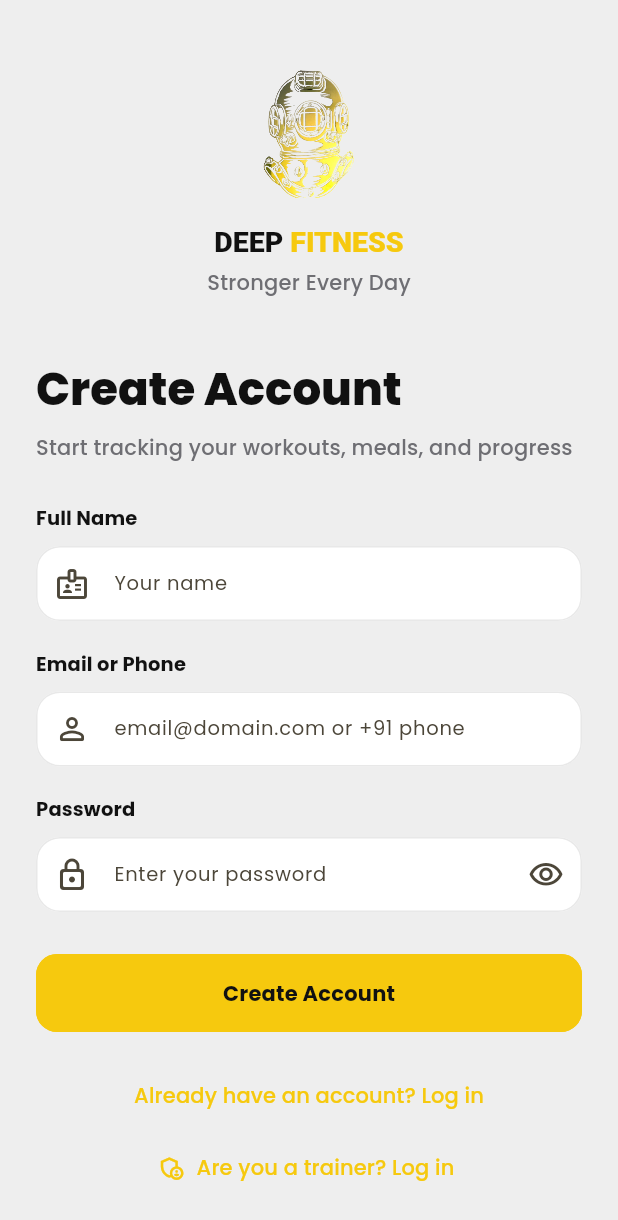
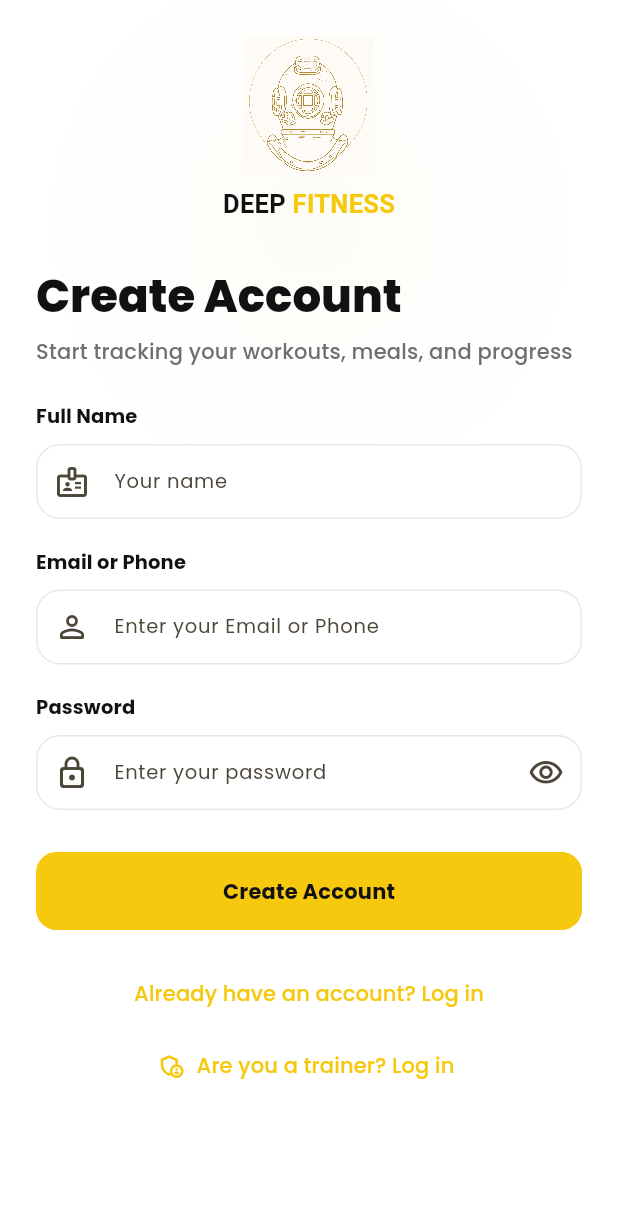
Before and after one commit to devlofttech-oss/deepfitness-app, a Flutter app: the screen it shows after launch, after a tap on "Create member account", on a phone screen of 412 x 824 dp. Shown: the top 1220 px of the screen. Run offline on Flutter 3.47's test engine with Material 3 defaults, Android fonts, the phone set to English and light mode, and no system bars; our stand-ins replace flutter_riverpod, go_router, google_fonts, supabase_flutter; accounts and stored records are empty.

Commit message:
Simplify login screen branding

```diff
--- a/lib/features/auth/presentation/login_screen.dart
+++ b/lib/features/auth/presentation/login_screen.dart
@@ -2,7 +2,6 @@ import 'package:deepfitness/core/theme/app_colors.dart';
 import 'package:deepfitness/features/auth/application/auth_controller.dart';
 import 'package:deepfitness/shared/models/deepfitness_models.dart';
 import 'package:deepfitness/shared/widgets/async_state.dart';
-import 'package:deepfitness/shared/widgets/brand_mark.dart';
 import 'package:deepfitness/shared/widgets/primary_button.dart';
 import 'package:flutter/material.dart';
 import 'package:flutter_riverpod/flutter_riverpod.dart';
@@ -34,7 +33,6 @@ class _LoginScreenState extends ConsumerState<LoginScreen> {
 
     return _AuthScaffold(
       title: 'Welcome Back',
-      subtitle: 'Log in to continue your fitness journey',
       error: _authError(authState),
       isSupabaseConfigured: authState.value?.isSupabaseConfigured,
       children: [
@@ -287,14 +285,14 @@ class _TrainerLoginScreenState extends ConsumerState<TrainerLoginScreen> {
 class _AuthScaffold extends StatelessWidget {
   const _AuthScaffold({
     required this.title,
-    required this.subtitle,
     required this.children,
+    this.subtitle,
     this.error,
     this.isSupabaseConfigured,
   });
 
   final String title;
-  final String subtitle;
+  final String? subtitle;
   final List<Widget> children;
   final String? error;
   final bool? isSupabaseConfigured;
@@ -302,14 +300,19 @@ class _AuthScaffold extends StatelessWidget {
   @override
   Widget build(BuildContext context) {
     return Scaffold(
-      body: SafeArea(
+      backgroundColor: AppColors.white,
+      body: Stack(
+        fit: StackFit.expand,
+        children: [
+          const CustomPaint(painter: _AuthBackgroundPainter()),
+          SafeArea(
             child: SingleChildScrollView(
-          padding: const EdgeInsets.fromLTRB(24, 44, 24, 24),
+              padding: const EdgeInsets.fromLTRB(24, 24, 24, 24),
               child: Column(
                 crossAxisAlignment: CrossAxisAlignment.start,
                 children: [
                   const _AuthHeader(),
-              const SizedBox(height: 46),
+                  const SizedBox(height: 34),
                   Text(
                     title,
                     style: Theme.of(context).textTheme.displaySmall?.copyWith(
@@ -317,14 +320,16 @@ class _AuthScaffold extends StatelessWidget {
                       fontWeight: FontWeight.w800,
                     ),
                   ),
-              const SizedBox(height: 12),
+                  if (subtitle != null) ...[
+                    const SizedBox(height: 10),
                     Text(
-                subtitle,
+                      subtitle!,
                       style: Theme.of(
                         context,
                       ).textTheme.titleMedium?.copyWith(color: AppColors.muted),
                     ),
-              const SizedBox(height: 30),
+                  ],
+                  const SizedBox(height: 26),
                   if (isSupabaseConfigured == false) ...[
                     const _AuthError('Supabase is not configured.'),
                     const SizedBox(height: 14),
@@ -338,6 +343,8 @@ class _AuthScaffold extends StatelessWidget {
               ),
             ),
           ),
+        ],
+      ),
     );
   }
 }
@@ -347,16 +354,22 @@ class _AuthHeader extends StatelessWidget {
 
   @override
   Widget build(BuildContext context) {
-    return Column(
+    return Center(
+      child: Column(
         children: [
-        const Center(child: BrandMark(size: 88)),
-        const SizedBox(height: 18),
-        Center(
-          child: RichText(
+          Image.asset(
+            'assets/logo2.png',
+            width: 92,
+            height: 92,
+            fit: BoxFit.contain,
+            filterQuality: FilterQuality.high,
+          ),
+          const SizedBox(height: 10),
+          RichText(
             text: TextSpan(
-              style: Theme.of(context).textTheme.headlineSmall?.copyWith(
-                fontWeight: FontWeight.w800,
-                letterSpacing: 0,
+              style: Theme.of(context).textTheme.titleLarge?.copyWith(
+                fontWeight: FontWeight.w700,
+                letterSpacing: .2,
               ),
               children: const [
                 TextSpan(
@@ -370,20 +383,39 @@ class _AuthHeader extends StatelessWidget {
               ],
             ),
           ),
+        ],
       ),
-        const SizedBox(height: 6),
-        Center(
-          child: Text(
-            'Stronger Every Day',
-            style: Theme.of(context).textTheme.titleMedium?.copyWith(
-              color: AppColors.muted,
-              fontWeight: FontWeight.w500,
-            ),
-          ),
-        ),
-      ],
     );
   }
+}
+
+class _AuthBackgroundPainter extends CustomPainter {
+  const _AuthBackgroundPainter();
+
+  @override
+  void paint(Canvas canvas, Size size) {
+    final glow = Paint()
+      ..shader =
+          RadialGradient(
+            colors: [
+              const Color(0xFFF8EBCB).withValues(alpha: .18),
+              AppColors.white.withValues(alpha: 0),
+            ],
+          ).createShader(
+            Rect.fromCircle(
+              center: Offset(size.width * .50, size.height * .18),
+              radius: size.width * .55,
+            ),
+          );
+    canvas.drawCircle(
+      Offset(size.width * .50, size.height * .18),
+      size.width * .55,
+      glow,
+    );
+  }
+
+  @override
+  bool shouldRepaint(covariant CustomPainter oldDelegate) => false;
 }
 
 class _CredentialFields extends StatelessWidget {
@@ -410,7 +442,7 @@ class _CredentialFields extends StatelessWidget {
           keyboardType: TextInputType.emailAddress,
           textInputAction: TextInputAction.next,
           decoration: const InputDecoration(
-            hintText: 'email@domain.com or +91 phone',
+            hintText: 'Enter your Email or Phone',
             prefixIcon: Icon(Icons.person_outline_rounded),
           ),
         ),
```
Lines whose indentation alone changed are shown as unchanged.
